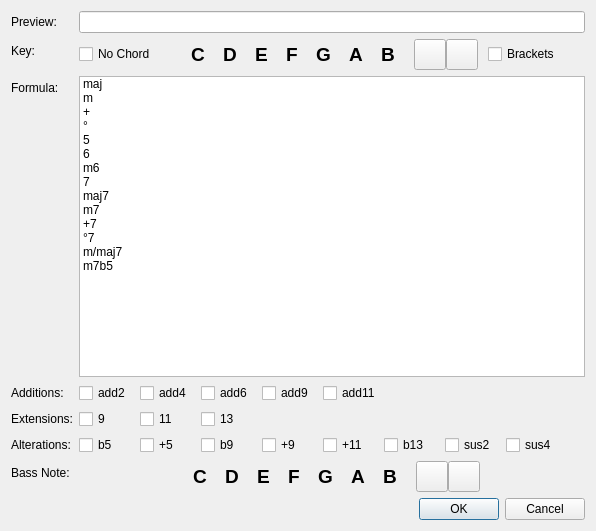
Above: source/dialogs/chordnamedialog.ui from powertab/powertabeditor before the change. Below: the same form after it.
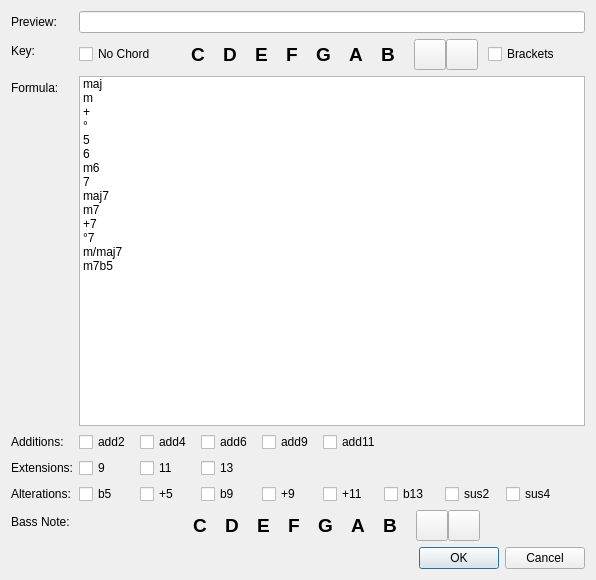
That is the form after the change. Icons and pictures are not drawn.

```diff
--- a/source/dialogs/chordnamedialog.ui
+++ b/source/dialogs/chordnamedialog.ui
@@ -7,7 +7,7 @@
     <x>0</x>
     <y>0</y>
     <width>596</width>
-    <height>531</height>
+    <height>580</height>
    </rect>
   </property>
   <property name="windowTitle">
```
Left out of the diff: 3 changed lines with no effect on the pictures.
